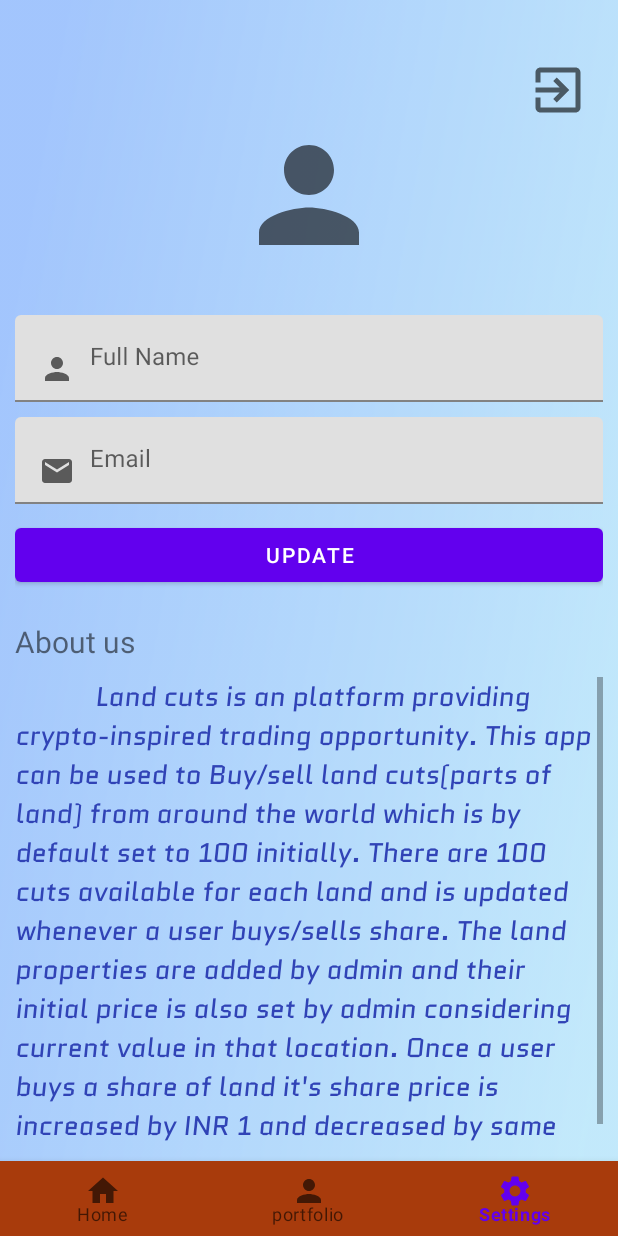
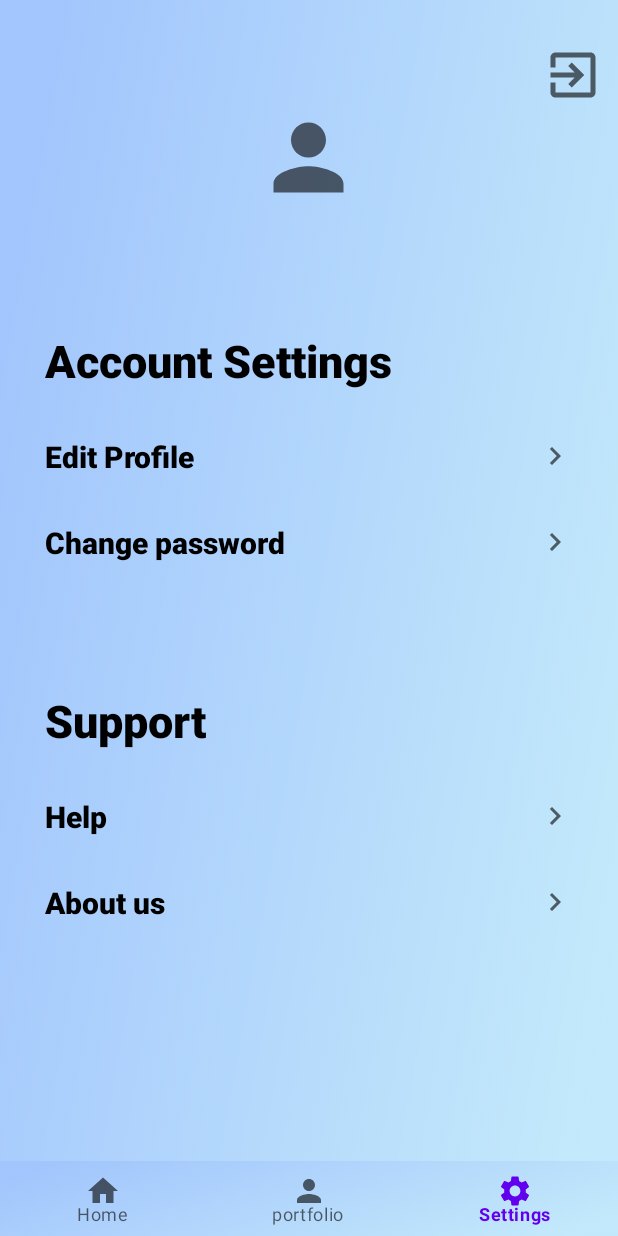
Before and after one commit to AdityaVSM/LandCuts, an Android app: the screen it shows after launch once a user with an empty profile is signed in (HomeActivity), item 3 of the bottom bar chosen, on a phone screen of 412 x 824 dp. Run offline under Robolectric (Android 15) with nearby library versions, the phone set to English and light mode, and no system bars; our stand-ins replace Firebase (no records; nobody signed in at launch, a user with empty details on screens opened directly); Roboto replaces fonts that are not available here.

Commit message:
settings_design

```diff
--- a/app/src/main/java/com/example/landcuts/Fragments/SettingsFragment.java
+++ b/app/src/main/java/com/example/landcuts/Fragments/SettingsFragment.java
@@ -84,7 +84,7 @@ public class SettingsFragment extends Fragment {
                 String new_email = user_email_in_settings.getText().toString();
                 new MaterialAlertDialogBuilder(getActivity())
                         .setTitle("Confirm changes")
-                        .setMessage("Are you sure want to update data")
+                        .setMessage("Are you sure want to updateprofile data")
                         .setPositiveButton("Yes", new DialogInterface.OnClickListener() {
                             @Override
                             public void onClick(DialogInterface dialog, int which) {
--- a/app/src/main/java/com/example/landcuts/HomeActivity.java
+++ b/app/src/main/java/com/example/landcuts/HomeActivity.java
@@ -9,8 +9,8 @@ import android.os.Bundle;
 import android.view.MenuItem;
 
 import com.example.landcuts.Fragments.HomeFragment;
+import com.example.landcuts.Fragments.ProfileFragment;
 import com.example.landcuts.Fragments.SettingsFragment;
-import com.example.landcuts.Fragments.ProfileFragment;
 import com.google.android.material.bottomnavigation.BottomNavigationView;
 import com.google.android.material.navigation.NavigationBarView;
 import com.google.firebase.auth.FirebaseAuth;
--- /dev/null
+++ b/app/src/main/res/drawable/ic_baseline_keyboard_arrow_right_24.xml
@@ -0,0 +1,10 @@
+<vector xmlns:android="http://schemas.android.com/apk/res/android"
+    android:width="24dp"
+    android:height="24dp"
+    android:viewportWidth="24"
+    android:viewportHeight="24"
+    android:tint="?attr/colorControlNormal">
+  <path
+      android:fillColor="@android:color/white"
+      android:pathData="M8.59,16.59L13.17,12 8.59,7.41 10,6l6,6 -6,6 -1.41,-1.41z"/>
+</vector>
--- a/app/src/main/res/drawable/logout_icon.xml
+++ b/app/src/main/res/drawable/logout_icon.xml
@@ -6,6 +6,6 @@
     android:tint="?attr/colorControlNormal"
     android:autoMirrored="true">
   <path
-      android:fillColor="@android:color/white"
+      android:fillColor="@android:color/black"
       android:pathData="M10.09,15.59L11.5,17l5,-5 -5,-5 -1.41,1.41L12.67,11H3v2h9.67l-2.58,2.59zM19,3H5c-1.11,0 -2,0.9 -2,2v4h2V5h14v14H5v-4H3v4c0,1.1 0.89,2 2,2h14c1.1,0 2,-0.9 2,-2V5c0,-1.1 -0.9,-2 -2,-2z"/>
 </vector>
--- a/app/src/main/res/layout/activity_home.xml
+++ b/app/src/main/res/layout/activity_home.xml
@@ -11,7 +11,7 @@
         android:layout_width="match_parent"
         android:layout_height="50dp"
         android:layout_alignParentBottom="true"
-        android:background="#A83B0C"
+        android:background="@drawable/bggradient"
         app:menu="@menu/bottom_navigation_menu" />
 
 </RelativeLayout>
--- a/app/src/main/res/layout/fragment_settings.xml
+++ b/app/src/main/res/layout/fragment_settings.xml
@@ -3,9 +3,8 @@
     xmlns:tools="http://schemas.android.com/tools"
     android:layout_width="match_parent"
     android:layout_height="match_parent"
-    tools:context=".Fragments.SettingsFragment"
+    tools:context=".Fragments.updateprofile"
     android:orientation="vertical"
-    android:padding="10dp"
     android:background="@drawable/bggradient">
 
     <LinearLayout
@@ -16,7 +15,7 @@
         <LinearLayout
             android:id="@+id/profile1"
             android:layout_width="match_parent"
-            android:layout_height="wrap_content"
+            android:layout_height="120dp"
             android:layout_marginTop="20dp"
             android:layout_marginBottom="20dp"
             android:padding="10dp"
@@ -30,16 +29,17 @@
                 android:background="@drawable/logout_icon" />
 
             <ImageView
-                android:layout_width="100dp"
-                android:layout_height="100dp"
+                android:layout_width="70dp"
+                android:layout_height="70dp"
                 android:layout_gravity="center_horizontal"
                 android:background="@drawable/person_icon" />
 
         </LinearLayout>
         <LinearLayout
             android:layout_width="match_parent"
-            android:layout_height="wrap_content"
-            android:orientation="vertical">
+            android:layout_height="0dp"
+            android:orientation="vertical"
+            android:padding="30dp">
 
             <com.google.android.material.textfield.TextInputLayout
                 android:layout_width="match_parent"
@@ -70,39 +70,95 @@
                     android:drawablePadding="10dp"
                     android:textColor="@color/black"/>
             </com.google.android.material.textfield.TextInputLayout>
-
             <Button
+                android:layout_marginTop="10dp"
                 android:id="@+id/update_user_details"
                 android:layout_width="match_parent"
-                android:layout_height="wrap_content"
+                android:layout_height="45dp"
+                android:background="#fece2f"
                 android:text="Update" />
-            </LinearLayout>
+        </LinearLayout>
+
         <LinearLayout
+            android:id="@+id/layout2"
             android:layout_width="match_parent"
-            android:layout_height="wrap_content"
-            android:layout_marginTop="20dp"
-            android:orientation="vertical">
+            android:layout_height="220dp"
+            android:layout_below="@+id/layout1"
+            android:layout_marginTop="30dp"
+            android:orientation="vertical"
+            android:padding="20dp">
+
             <TextView
                 android:layout_width="match_parent"
-                android:layout_height="match_parent"
-                android:gravity="left"
-                android:text="About us"
-                android:textSize="20sp"/>
-            <ScrollView
+                android:layout_height="wrap_content"
+                android:fontFamily="sans-serif-black"
+                android:padding="10dp"
+                android:text="Account Settings"
+                android:textColor="@color/black"
+                android:textSize="30dp" />
+
+            <TextView
                 android:layout_width="match_parent"
                 android:layout_height="wrap_content"
                 android:layout_marginTop="10dp"
-                android:layout_marginBottom="45dp">
+                android:fontFamily="sans-serif-black"
+                android:padding="10dp"
+                android:text="Edit Profile"
+                android:textColor="@color/black"
+                android:textSize="20dp"
+                android:drawableRight="@drawable/ic_baseline_keyboard_arrow_right_24"/>
 
-                <TextView
-                    android:layout_width="match_parent"
-                    android:layout_height="wrap_content"
-                    android:fontFamily="@font/quantico_italic"
-                    android:gravity="left"
-                    android:text="@string/about_us"
-                    android:textColor="#3043B6"
-                    android:textSize="18sp" />
-            </ScrollView>
+            <TextView
+                android:layout_width="match_parent"
+                android:layout_height="wrap_content"
+                android:layout_marginTop="10dp"
+                android:fontFamily="sans-serif-black"
+                android:padding="10dp"
+                android:text="Change password"
+                android:textColor="@color/black"
+                android:textSize="20dp"
+                android:drawableRight="@drawable/ic_baseline_keyboard_arrow_right_24"/>
+
+
+        </LinearLayout>
+        <LinearLayout
+            android:id="@+id/layout3"
+            android:layout_width="match_parent"
+            android:layout_height="250dp"
+            android:layout_marginTop="20dp"
+            android:orientation="vertical"
+            android:padding="20dp">
+
+            <TextView
+                android:layout_width="match_parent"
+                android:layout_height="wrap_content"
+                android:fontFamily="sans-serif-black"
+                android:padding="10dp"
+                android:text="Support"
+                android:textColor="@color/black"
+                android:textSize="30dp" />
+
+            <TextView
+                android:layout_width="match_parent"
+                android:layout_height="wrap_content"
+                android:layout_marginTop="10dp"
+                android:fontFamily="sans-serif-black"
+                android:padding="10dp"
+                android:text="Help"
+                android:textColor="@color/black"
+                android:textSize="20dp"
+                android:drawableRight="@drawable/ic_baseline_keyboard_arrow_right_24"/>
+
+            <TextView
+                android:layout_width="match_parent"
+                android:layout_height="wrap_content"
+                android:layout_marginTop="10dp"
+                android:fontFamily="sans-serif-black"
+                android:padding="10dp"
+                android:text="About us"
+                android:textColor="@color/black"
+                android:textSize="20dp"
+                android:drawableRight="@drawable/ic_baseline_keyboard_arrow_right_24"/>
 
         </LinearLayout>
     </LinearLayout>
```
Also changed, not shown: app/src/main/res/layout/edit_profile.xml (added, +79 -0 lines).
